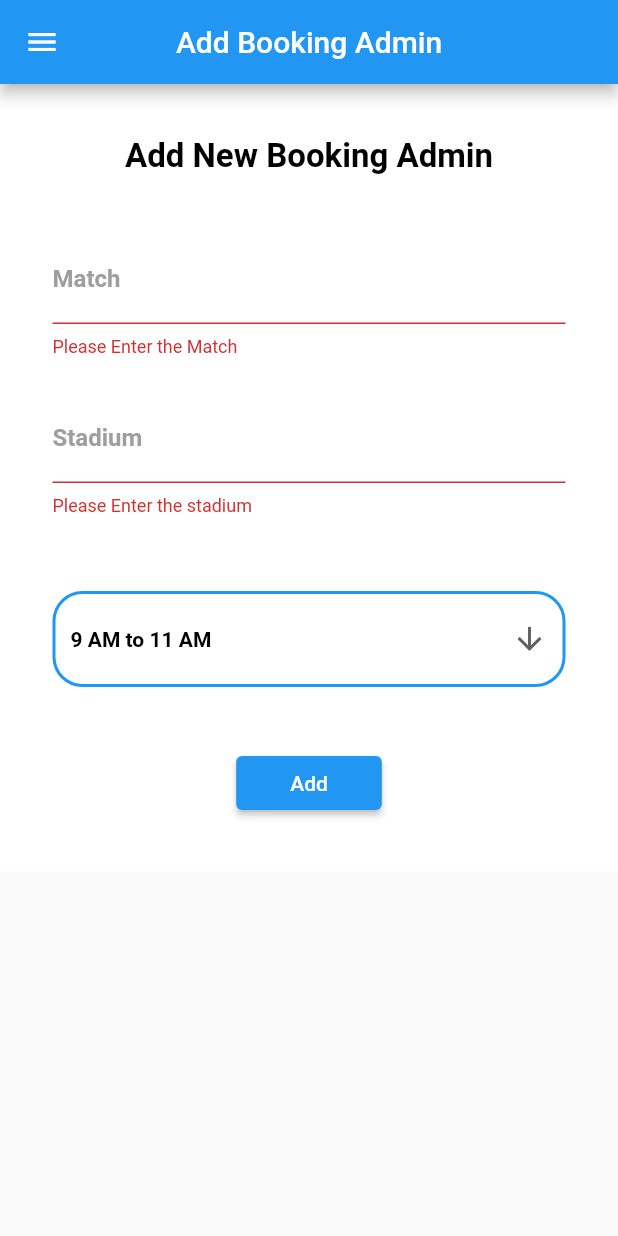
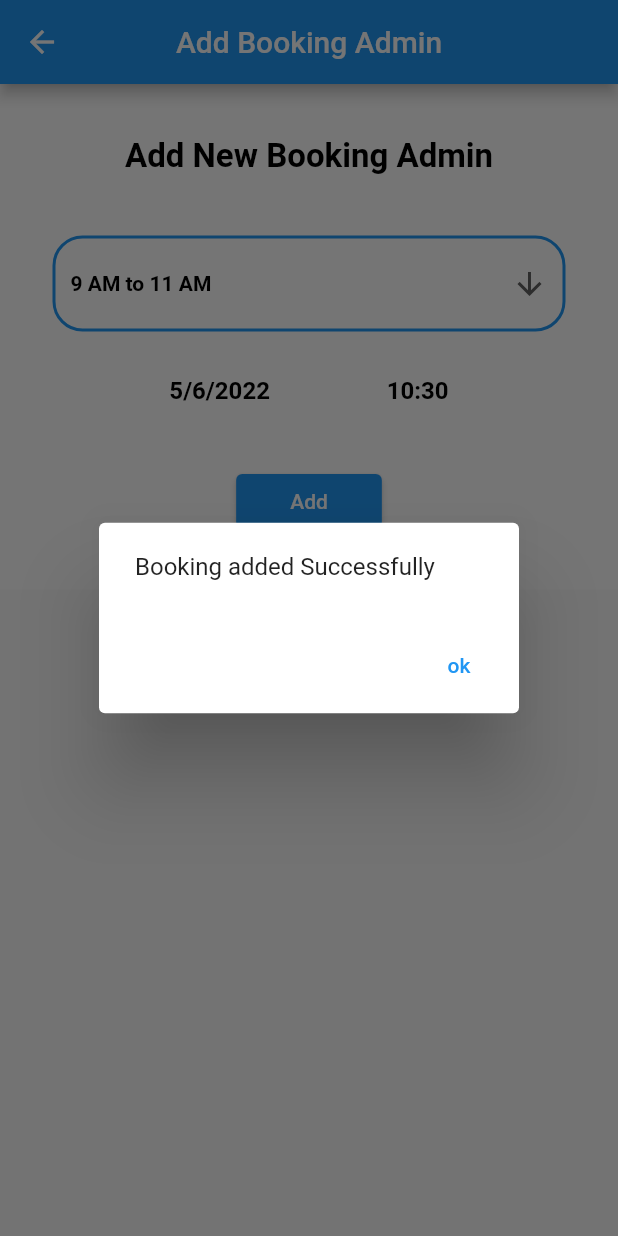
Before and after one commit to ahmedfouad311/booking_app, a Flutter app: the AddBookingAdmin screen opened by its route, after a tap on "Add", on a phone screen of 412 x 824 dp. Run offline on Flutter 3.47's test engine with Material 2 defaults, Android fonts, the phone set to English and light mode, and no system bars; our stand-ins replace cloud_firestore, firebase_auth, firebase_core; missing offline and left inert: time_range; accounts and stored records are empty; generated files the repository leaves out were written again.

Commit message:
show date picker

```diff
--- a/lib/admin/add_booking_admin.dart
+++ b/lib/admin/add_booking_admin.dart
@@ -3,9 +3,9 @@
 import 'package:booking_app/admin/drop_down_admin.dart';
 import 'package:booking_app/common/common_functions.dart';
 import 'package:booking_app/data/firestore_utils.dart';
-import 'package:booking_app/login_register/login_screen.dart';
 import 'package:flutter/material.dart';
 import 'package:flutter_gen/gen_l10n/app_localizations.dart';
+import 'package:time_range/time_range.dart';
 
 class AddBookingAdmin extends StatefulWidget {
   static const String ROUTE_NAME = 'Add Booking Admin';
@@ -17,13 +17,9 @@ class AddBookingAdmin extends StatefulWidget {
 }
 
 class _AddBookingAdminState extends State<AddBookingAdmin> {
-  String stadium = '';
-
-  String match = '';
-
-  String initialDropDownValue = '9AM to 11AM';
-
-  var formKey = GlobalKey<FormState>();
+  String initialDropDownValue = 'Cairo International Stadium';
+  DateTime selectedDate = DateTime.now();
+  TimeOfDay selectedTime = TimeOfDay.now();
 
   @override
   Widget build(BuildContext context) {
@@ -32,52 +28,6 @@ class _AddBookingAdminState extends State<AddBookingAdmin> {
         centerTitle: true,
         title: Text(
           AppLocalizations.of(context)!.add_booking_admin,
-        ),
-      ),
-      drawer: Drawer(
-        child: Column(
-          children: [
-            Container(
-              decoration: BoxDecoration(
-                color: Theme.of(context).primaryColor,
-              ),
-              padding: const EdgeInsets.symmetric(vertical: 35),
-              width: double.infinity,
-              child: Text(
-                AppLocalizations.of(context)!.app_title,
-                textAlign: TextAlign.center,
-                style: Theme.of(context)
-                    .textTheme
-                    .headline5!
-                    .copyWith(color: Colors.white),
-              ),
-            ),
-            const SizedBox(
-              height: 20,
-            ),
-            Padding(
-              padding: const EdgeInsets.all(10.0),
-              child: InkWell(
-                onTap: (() {
-                  Navigator.pushReplacementNamed(context, LoginScreen.ROUTE_NAME);
-                }),
-                child: Row(
-                  children: [
-                    Text(
-                      AppLocalizations.of(context)!.switch_to_user,
-                      style: const TextStyle(
-                        fontSize: 18
-                      ),
-                    ),
-                    const SizedBox(
-                      width: 5,
-                    ),
-                    const Icon(Icons.person)
-                  ],
-                ),
-              ),
-            ),
-          ],
         ),
       ),
       body: SingleChildScrollView(
@@ -100,77 +50,48 @@ class _AddBookingAdminState extends State<AddBookingAdmin> {
                 const SizedBox(
                   height: 40,
                 ),
-                Form(
-                  key: formKey,
-                  child: Column(
-                    children: [
-                      TextFormField(
-                        decoration: InputDecoration(
-                          enabledBorder: const UnderlineInputBorder(
-                            borderSide: BorderSide(color: Colors.black),
-                          ),
-                          labelText: AppLocalizations.of(context)!.match,
-                          labelStyle: const TextStyle(
-                            color: Colors.grey,
-                            fontWeight: FontWeight.bold,
-                            fontSize: 16,
-                          ),
-                        ),
-                        validator: (text) {
-                          if (text == null || text.isEmpty) {
-                            return AppLocalizations.of(context)!
-                                .error_message_match;
-                          }
-                          return null;
-                        },
-                        onChanged: (text) {
-                          match = text;
-                        },
-                        style: const TextStyle(
-                          color: Colors.black,
-                        ),
-                      ),
-                      const SizedBox(
-                        height: 25,
-                      ),
-                      TextFormField(
-                        style: const TextStyle(
-                          color: Colors.black,
-                        ),
-                        onChanged: (text) {
-                          stadium = text;
-                        },
-                        decoration: InputDecoration(
-                          enabledBorder: const UnderlineInputBorder(
-                            borderSide: BorderSide(color: Colors.black),
-                          ),
-                          labelText: AppLocalizations.of(context)!.stadium,
-                          labelStyle: const TextStyle(
-                            color: Colors.grey,
-                            fontWeight: FontWeight.bold,
-                            fontSize: 16,
-                          ),
-                        ),
-                        validator: (text) {
-                          if (text == null || text.isEmpty) {
-                            return AppLocalizations.of(context)!
-                                .error_message_stadium;
-                          }
-                          return null;
-                        },
-                      ),
-                    ],
-                  ),
-                ),
-                const SizedBox(
-                  height: 50,
-                ),
                 DropDownButtonAdmin(
                   onChanged: (value) {
                     setState(() {
                       initialDropDownValue = value!;
                     });
                   },
+                ),
+                const SizedBox(
+                  height: 30,
+                ),
+                Row(
+                  mainAxisAlignment: MainAxisAlignment.spaceEvenly,
+                  children: [
+                    InkWell(
+                      onTap: () {
+                        showDateDialog();
+                      },
+                      child: Text(
+                        '${selectedDate.day}/${selectedDate.month}/${selectedDate.year}',
+                        textAlign: TextAlign.center,
+                        style: const TextStyle(
+                          fontSize: 16,
+                          color: Colors.black,
+                          fontWeight: FontWeight.bold,
+                        ),
+                      ),
+                    ),
+                    InkWell(
+                      onTap: () {
+                        showTimeDialog();
+                      },
+                      child: Text(
+                        "${selectedTime.hour}:${selectedTime.minute}",
+                        textAlign: TextAlign.center,
+                        style: const TextStyle(
+                          fontSize: 16,
+                          color: Colors.black,
+                          fontWeight: FontWeight.bold,
+                        ),
+                      ),
+                    )
+                  ],
                 ),
                 const SizedBox(
                   height: 40,
@@ -196,10 +117,10 @@ class _AddBookingAdminState extends State<AddBookingAdmin> {
   }
 
   void addBooking() {
-    if (!formKey.currentState!.validate()) {
-      return;
-    }
-    addBookingToFirestore(match, stadium, initialDropDownValue).then((value) {
+    addBookingToFirestore(
+      initialDropDownValue,
+      selectedDate,
+    ).then((value) {
       showMessage('Booking added Successfully', context);
     }).onError((error, stackTrace) {
       showMessage('Error adding booking', context);
@@ -207,4 +128,59 @@ class _AddBookingAdminState extends State<AddBookingAdmin> {
       showMessage('Cant connect to the server', context);
     });
   }
+
+  void showDateDialog() async {
+    var newSelectedDate = await showDatePicker(
+      context: context,
+      initialDate: selectedDate,
+      firstDate: DateTime.now(),
+      lastDate: DateTime.now().add(const Duration(days: 365)),
+    );
+    if (newSelectedDate != null) {
+      selectedDate = newSelectedDate;
+      setState(() {});
+    }
+  }
+
+  void showTimeDialog() async {
+    var newSelectedTime = await showTimePicker(
+      context: context,
+      initialTime: selectedTime,
+      initialEntryMode: TimePickerEntryMode.dial,
+      confirmText: 'Confirm',
+      cancelText: 'Cancel',
+      helpText: 'Booking Time',
+    );
+    if (newSelectedTime != null && newSelectedTime != selectedTime) {
+      setState(() {
+        selectedTime = newSelectedTime;
+      });
+    }
+  }
+
+  void showTimeRange() {
+    var newSelectedTime = TimeRange(
+      fromTitle: Text(
+        'From',
+        style: TextStyle(fontSize: 18, color: Colors.white),
+      ),
+      toTitle: Text(
+        'To',
+        style: TextStyle(fontSize: 18, color: Colors.white),
+      ),
+      titlePadding: 20,
+      textStyle:
+          TextStyle(fontWeight: FontWeight.normal, color: Colors.black87),
+      activeTextStyle:
+          TextStyle(fontWeight: FontWeight.bold, color: Colors.white),
+      borderColor: Theme.of(context).primaryColor,
+      backgroundColor: Colors.transparent,
+      activeBackgroundColor: Colors.white,
+      firstTime: TimeOfDay(hour: 14, minute: 30),
+      lastTime: TimeOfDay(hour: 20, minute: 00),
+      timeStep: 10,
+      timeBlock: 30,
+      onRangeCompleted: (range) => setState(() => print(range)),
+    );
+  }
 }
--- a/lib/data/booking_data.dart
+++ b/lib/data/booking_data.dart
@@ -3,30 +3,23 @@
 class BookingData {
   static const String COLLECTION_NAME = 'Booking';
   String id;
-  String match;
   String stadium;
-  String date;
+  DateTime date;
 
-  BookingData(
-      {required this.id,
-      required this.match,
-      required this.stadium,
-      required this.date});
+  BookingData({required this.id, required this.stadium, required this.date});
 
   BookingData.fromJson(Map<String, dynamic> json)
       : this(
           id: json['id'] as String,
-          match: json['match'] as String,
           stadium: json['stadium'] as String,
-          date: json['date'] as String,
+          date: DateTime.fromMillisecondsSinceEpoch(json['date']! as int),
         );
 
   Map<String, dynamic> toJson() {
     return {
       'id': id,
-      'match': match,
       'stadium': stadium,
-      'date': date,
+      'date': date.millisecondsSinceEpoch,
     };
   }
 }
--- a/lib/data/firestore_utils.dart
+++ b/lib/data/firestore_utils.dart
@@ -21,20 +21,16 @@ CollectionReference<UserData> getUserCollectionwithConverter() {
       );
 }
 
-CollectionReference<UserBookingData> getUserBookingCollectionWithConverter(){
+CollectionReference<UserBookingData> getUserBookingCollectionWithConverter() {
   return FirebaseFirestore.instance
-  .collection(UserBookingData.COLLECTION_NAME)
-  .withConverter(
-    fromFirestore: (snapshot, _) => UserBookingData.fromJson(snapshot.data()!),
-     toFirestore: (data, _) => data.toJson()
-    );
+      .collection(UserBookingData.COLLECTION_NAME)
+      .withConverter(
+          fromFirestore: (snapshot, _) =>
+              UserBookingData.fromJson(snapshot.data()!),
+          toFirestore: (data, _) => data.toJson());
 }
 
-
-
-
-
-Future<void> addBookingToFirestore(String match, String stadium, String date) {
+Future<void> addBookingToFirestore(String stadium, DateTime date) {
   CollectionReference<BookingData> collectionReference =
       getBookingCollectionWithConverter();
 
@@ -42,7 +38,10 @@ Future<void> addBookingToFirestore(String match, String stadium, String date) {
       collectionReference.doc(); // to create new object with new id
 
   BookingData data = BookingData(
-      id: documentReference.id, match: match, stadium: stadium, date: date);
+    id: documentReference.id,
+    stadium: stadium,
+    date: date,
+  );
 
   return documentReference.set(data);
 }
@@ -59,7 +58,7 @@ Future<UserData?> getUserByID(String userId) async {
   return result.data();
 }
 
-Future<void> addUserBookingToFirebase(UserBookingData userBookingData){
+Future<void> addUserBookingToFirebase(UserBookingData userBookingData) {
   CollectionReference<UserBookingData> collectionReference =
       getUserBookingCollectionWithConverter();
 
```
